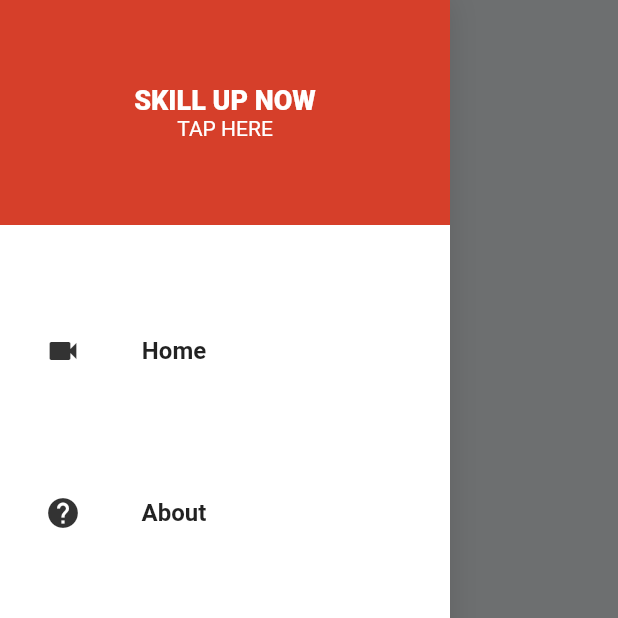
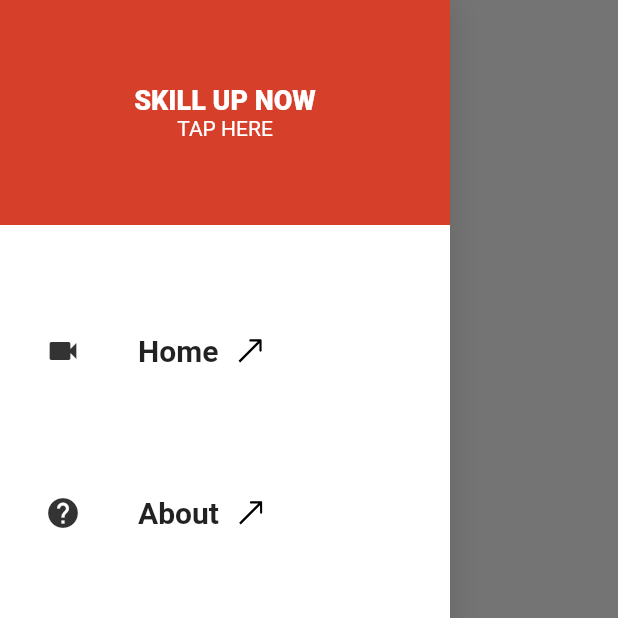
Before and after one commit to RTECHDIAGNOSTICS/rtech_overview, a Flutter app: the screen it shows after launch, with the side drawer open, on a phone screen of 412 x 824 dp, the top half of it. Run offline on Flutter 3.47's test engine with Material 2 defaults, Android fonts, the phone set to English and light mode, and no system bars; our stand-ins replace animate_do, flutter_svg, font_awesome_flutter, line_icons, responsive_builder.

Commit message:
app bar designed

```diff
--- a/lib/screens/home.dart
+++ b/lib/screens/home.dart
@@ -3,6 +3,7 @@ import 'package:flutter/material.dart';
 import 'package:flutter/rendering.dart';
 import 'package:responsive_builder/responsive_builder.dart';
 import 'package:rtech_overview/screens/services_desktop_tablet.dart';
+import 'package:rtech_overview/shared/utils/app_colors.dart';
 import '../shared/components/nav_drawer/nav_drawer.dart';
 import '../shared/components/navbar/nav_bar_item.dart';
 import '../shared/components/navbar/nav_bar_logo.dart';
@@ -12,6 +13,7 @@ import 'about_screen.dart';
 import 'content/mobile_about_screen.dart';
 import 'content/mobile_services_screen.dart';
 import 'content/moblie_homePage.dart';
+
 class Home extends StatefulWidget {
   static String id = 'Home';
   const Home({Key? key}) : super(key: key);
@@ -72,6 +74,7 @@ class _HomeState extends State<Home> with TickerProviderStateMixin {
 
     return ResponsiveBuilder(
       builder: (context, sizingInformation) => Scaffold(
+        backgroundColor: AppColors.appBarBG,
         drawer: sizingInformation.deviceScreenType == DeviceScreenType.mobile
             ? const NavigationDrawer()
             : null,
@@ -86,9 +89,11 @@ class _HomeState extends State<Home> with TickerProviderStateMixin {
                         DeviceScreenType.mobile
                     ? const Text("RTech")
                     : Container(
-                        margin: EdgeInsets.only(
-                          top: SizeConfig.sW! * 1,
-                          bottom: SizeConfig.sW! * 1,
+                      width: double.infinity,
+                      color: AppColors.bgColor,
+                        padding: EdgeInsets.only(
+                          top: SizeConfig.sW! * 30,
+                          bottom: SizeConfig.sW! * 30,
                           left: sizingInformation.isTablet
                               ? SizeConfig.sW! * 3
                               : SizeConfig.sW! * 7,
@@ -99,14 +104,16 @@ class _HomeState extends State<Home> with TickerProviderStateMixin {
                         child: Row(
                           mainAxisAlignment: MainAxisAlignment.spaceBetween,
                           children: <Widget>[
-                            const NavBarLogo(),
-                            Row(
+                            const Expanded(child: NavBarLogo()),
+                            Expanded(
+                              child: Row(
                                   mainAxisSize: MainAxisSize.min,
                                   children: <Widget>[
                                     NavBarItem(
                                         text: "Products",
                                         function: () {
-                                      pageController.animateTo(SizeConfig.sH!,
+                                          pageController.animateTo(
+                                              SizeConfig.sH!,
                                               duration: const Duration(
                                                   milliseconds: 1500),
                                               curve: Curves.easeIn);
@@ -117,7 +124,7 @@ class _HomeState extends State<Home> with TickerProviderStateMixin {
                                         //     curve: Curves.easeIn),
                                         ),
                                     SizedBox(
-                                  width: SizeConfig.sW! * 2,
+                                      width: SizeConfig.sW! * 5,
                                     ),
                                     NavBarItem(
                                         text: "Support",
@@ -136,7 +143,7 @@ class _HomeState extends State<Home> with TickerProviderStateMixin {
                                         //     curve: Curves.easeIn),
                                         ),
                                     SizedBox(
-                                  width: SizeConfig.sW! * 2,
+                                      width: SizeConfig.sW! * 5,
                                     ),
                                     NavBarItem(
                                         text: "Cities",
@@ -154,7 +161,7 @@ class _HomeState extends State<Home> with TickerProviderStateMixin {
                                         //     duration: Duration(seconds: 2),
                                         //     curve: Curves.easeIn),
                                         ),
-                              ]
+                                  ]),
                             ),
                           ],
                         )),
@@ -232,7 +239,6 @@ class _HomeState extends State<Home> with TickerProviderStateMixin {
                       duration: const Duration(milliseconds: 2500),
                       child: const ServicesPageDesktopTab(),
                     ),
-
                   ],
                 ),
               ),
--- a/lib/shared/components/navbar/nav_bar_item.dart
+++ b/lib/shared/components/navbar/nav_bar_item.dart
@@ -1,4 +1,6 @@
 import 'package:flutter/material.dart';
+
+import '../../../gen/assets.gen.dart';
 
 class NavBarItem extends StatelessWidget {
   final String? text;
@@ -12,14 +14,21 @@ class NavBarItem extends StatelessWidget {
 
   @override
   Widget build(BuildContext context) {
-    return TextButton(
+    return Row(
+      children: [
+        TextButton(
           onPressed: function!,
           child: Text(
             text!,
             style: Theme.of(context).textTheme.subtitle1!.copyWith(
+                  fontSize: 20,
                   fontWeight: FontWeight.bold,
                 ),
           ),
+        ),
+        const SizedBox(width: 5,),
+        Assets.svgs.arrow.svg(),
+      ],
     );
   }
 }
```
Also changed, not shown: lib/gen/assets.gen.dart (added, +146 -0 lines), lib/screens/HomePage.dart (+34 -0 lines), lib/shared/components/navbar/nav_bar_logo.dart (+18 -12 lines), lib/shared/utils/screen_utils.dart (added, +81 -0 lines), pubspec.yaml (+4 -3 lines), assets/images/appMockup.png (added), assets/images/homeCircleGrad.png (added), assets/images/rTechLogoBlack.png (added), assets/svgs/app store img.svg (added), assets/svgs/arrow.svg (added), assets/svgs/play store img.svg (added), pubspec.lock. Lines whose indentation alone changed are shown as unchanged.
